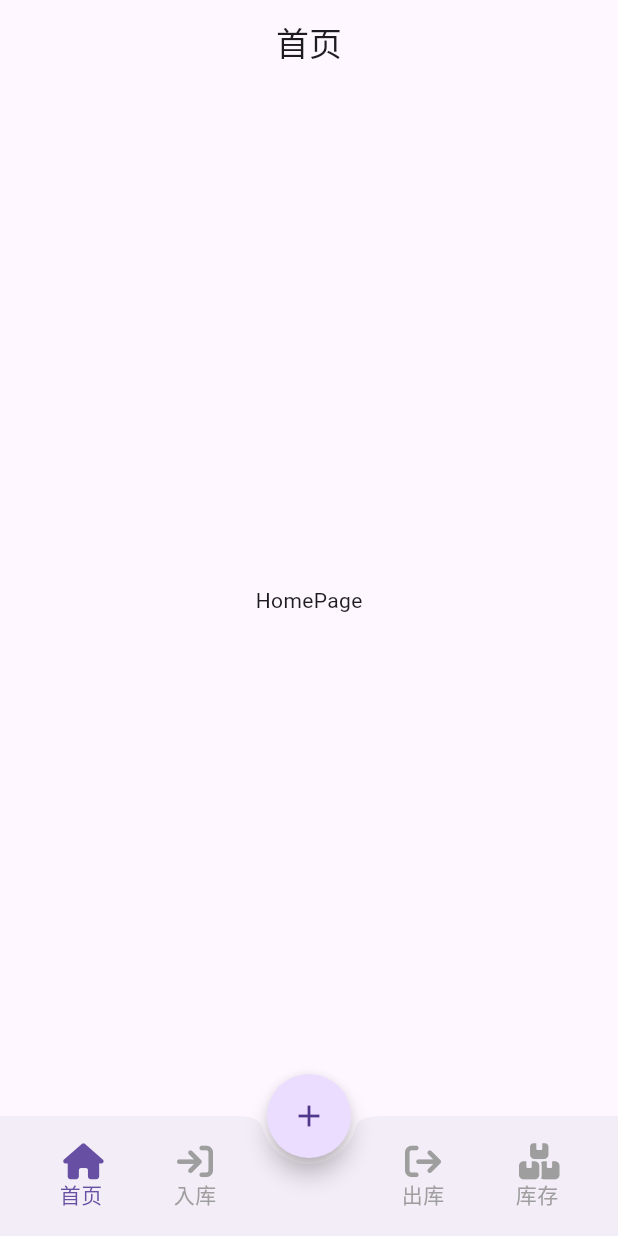
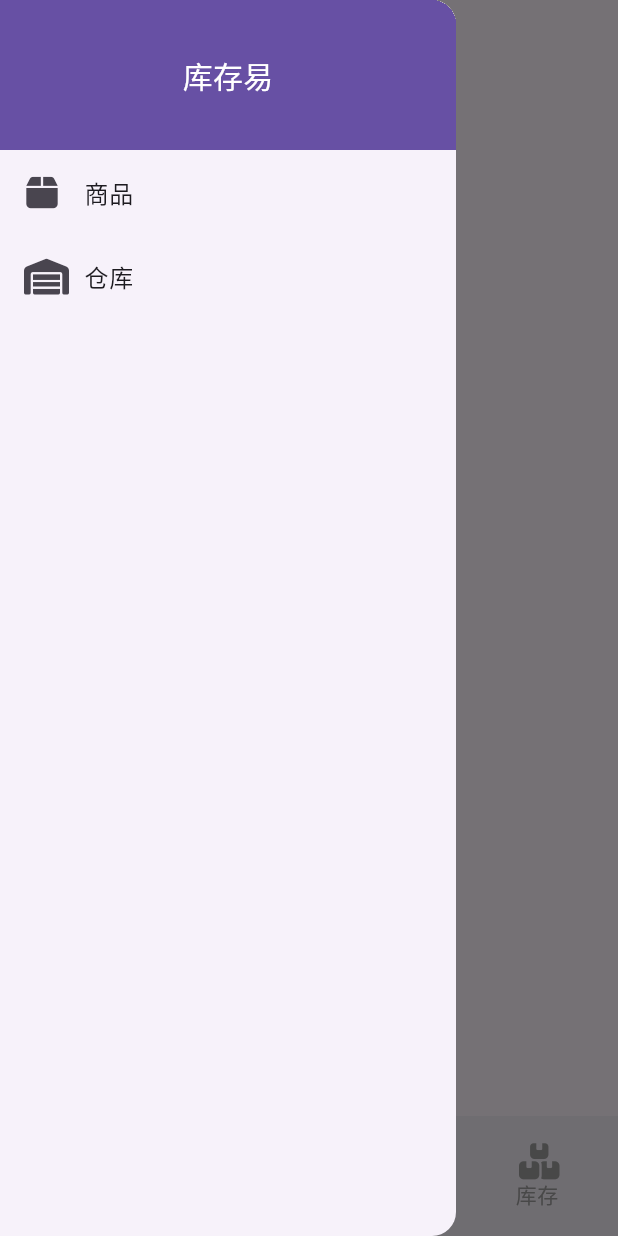
Before and after one commit to coltCN/ewms-app, a Flutter app: the screen it shows after launch, with the side drawer open (before the commit the screen has no drawer), on a phone screen of 412 x 824 dp. Run offline on Flutter 3.47's test engine with Material 2 defaults, Android fonts, the phone set to English and light mode, and no system bars; our stand-ins replace font_awesome_flutter; missing offline and left inert: dart:html, popup_menu.

Commit message:
增加商品添加和列表页

```diff
--- a/lib/main.dart
+++ b/lib/main.dart
@@ -1,4 +1,7 @@
+import 'package:ewms_app/root_page.dart';
 import 'package:ewms_app/splash_page.dart';
+import 'package:ewms_app/view/goods/add_goods.dart';
+import 'package:ewms_app/view/goods/goods.dart';
 import 'package:flutter/material.dart';
 
 void main() {
@@ -25,9 +28,19 @@ class MyApp extends StatelessWidget {
         // is not restarted.
         primarySwatch: Colors.blue,
         useMaterial3: true,
+        inputDecorationTheme: InputDecorationTheme(
+          border: InputBorder.none,
+        ),
       ),
+      routes: {
+        "/add_goods": (context) => const AddGoodsPage(),
+        "/goods": (context) => const GoodsPage(),
+        "/splash": (context) => const Splash(),
+        "/": (context) => const RootPage(),
+      },
       debugShowCheckedModeBanner: false,
-      home: const Splash(),
+      initialRoute: "/splash",
+      // home: const Splash(),
     );
   }
 }
--- a/lib/root_page.dart
+++ b/lib/root_page.dart
@@ -1,3 +1,4 @@
+import 'package:ewms_app/view/goods/add_goods.dart';
 import 'package:ewms_app/view/home.dart';
 import 'package:ewms_app/view/in_store.dart';
 import 'package:ewms_app/widget/expandable_fab.dart';
@@ -32,6 +33,7 @@ class _RootPageState extends State<RootPage> {
         title: Text(_titles[_currentIndex]),
         centerTitle: true,
       ),
+      drawer: _buildDrawer(context),
       body: PageView(
         controller: _pageController,
         children: [
@@ -72,6 +74,42 @@ class _RootPageState extends State<RootPage> {
     );
   }
 
+  Drawer _buildDrawer(BuildContext context) {
+    return Drawer(
+      child: MediaQuery.removePadding(
+          context: context,
+          child: Column(
+            children: [
+              Container(
+                height: 100,
+                width: double.infinity,
+                color: Theme.of(context).primaryColor,
+                child: Center(
+                  child: Text(
+                    "库存易",
+                    style: TextStyle(color: Colors.white, fontSize: 20),
+                  ),
+                ),
+              ),
+              ListTile(
+                leading: Icon(FontAwesomeIcons.box),
+                title: Text("商品"),
+                onTap: () {
+                  Navigator.of(context).popAndPushNamed("/goods");
+                },
+              ),
+              ListTile(
+                leading: Icon(FontAwesomeIcons.warehouse),
+                title: Text("仓库"),
+                onTap: () {
+                  Navigator.of(context).pop();
+                },
+              ),
+            ],
+          )),
+    );
+  }
+
   void selectBottomButton(int index) {
     setState(() {
       _currentIndex = index;
@@ -86,6 +124,13 @@ class _RootPageState extends State<RootPage> {
           maxColumn: 3,
           backgroundColor: Colors.white70,
           lineColor: Colors.transparent),
+      onClickMenu: (item) {
+        switch (item.menuTitle) {
+          case "货物":
+            Navigator.pushNamed(context, "/add_goods");
+            break;
+        }
+      },
       items: [
         MenuItem(
             title: '入库',
@@ -100,7 +145,7 @@ class _RootPageState extends State<RootPage> {
               color: Theme.of(context).primaryColor,
             )),
         MenuItem(
-            title: '货物',
+            title: '商品',
             image: Icon(FontAwesomeIcons.box,
                 color: Theme.of(context).primaryColor)),
         MenuItem(
```
Also changed, not shown: lib/splash_page.dart (+6 -4 lines), lib/view/goods/add_goods.dart (added, +115 -0 lines), lib/view/goods/goods.dart (added, +54 -0 lines), assets/images/no_image.png (added).
